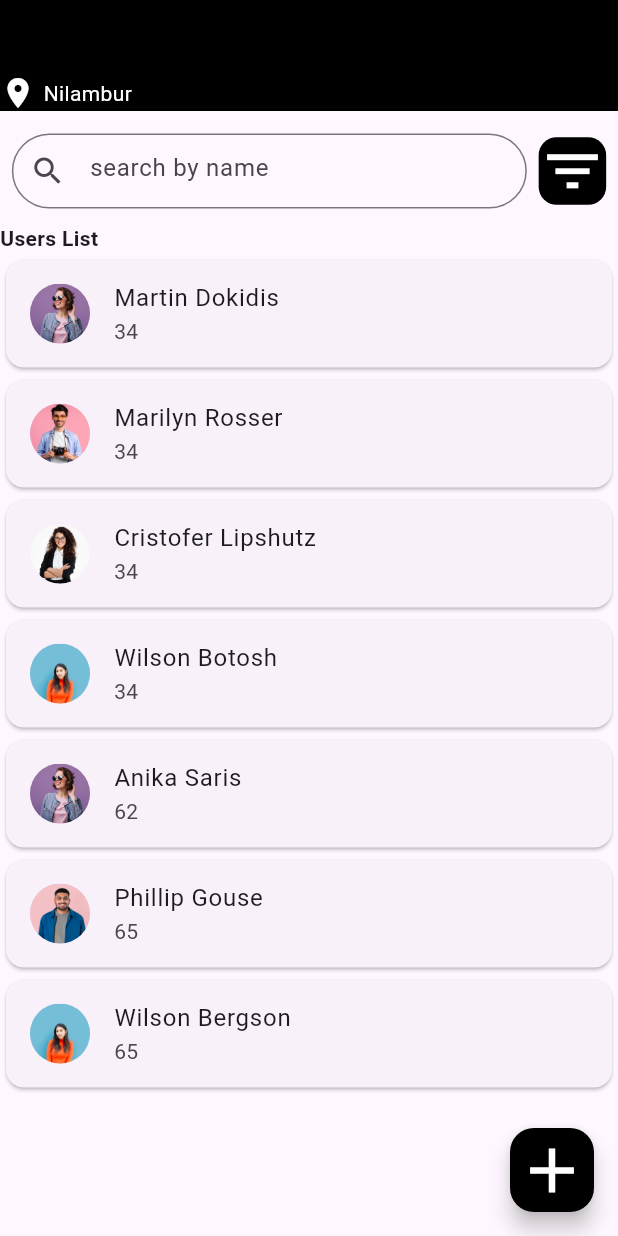
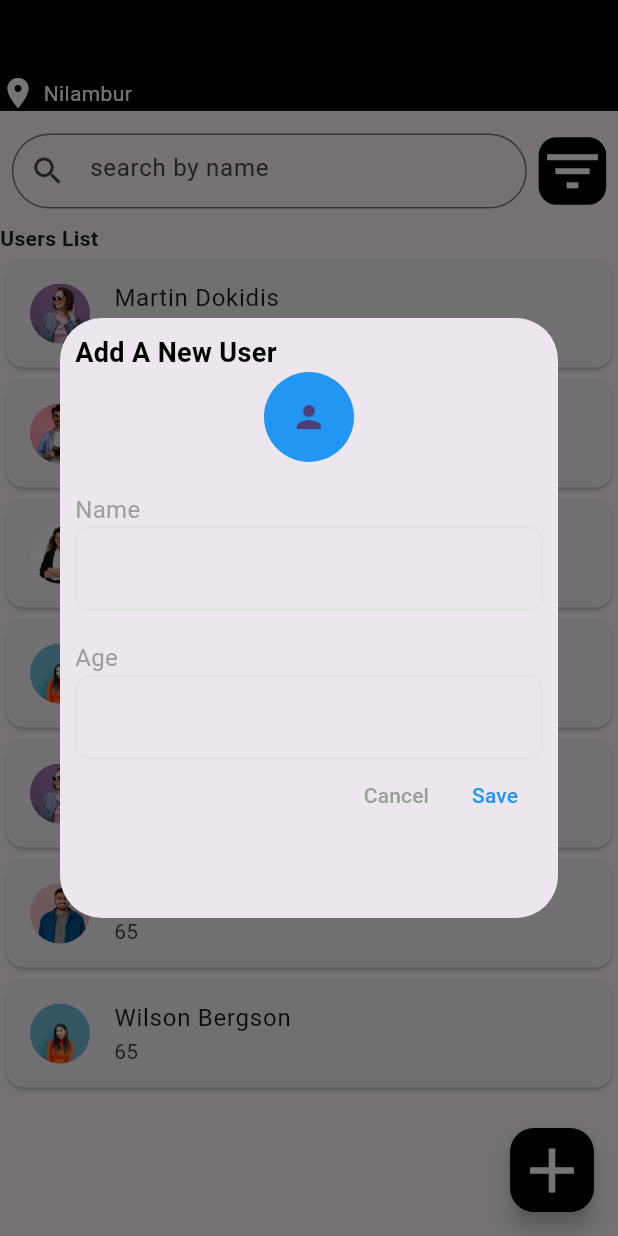
Before and after one commit to ebinantony98/ToatalX_app, a Flutter app: the HomeScreen screen opened directly, after a tap on the "add" icon, on a phone screen of 412 x 824 dp. Run offline on Flutter 3.47's test engine with Material 3 defaults, Android fonts, the phone set to English and light mode, and no system bars; our stand-ins replace image_picker, pin_code_fields.

Commit message:
home screen Sorting Searching Add user

```diff
--- /dev/null
+++ b/lib/view/auth/controller/authcontroller.dart
@@ -0,0 +1,5 @@
+import 'package:flutter/material.dart';
+
+class AuthController extends ChangeNotifier{
+  TextEditingController phoneController = TextEditingController();
+}
--- a/lib/view/auth/view/otp_screen.dart
+++ b/lib/view/auth/view/otp_screen.dart
@@ -2,7 +2,7 @@ import 'dart:async';
 import 'package:flutter/material.dart';
 import 'package:flutter/services.dart';
 import 'package:pin_code_fields/pin_code_fields.dart';
-import 'package:toatlx_machine_test/view/homescreen/home_screen.dart';
+import 'package:toatlx_machine_test/view/homescreen/view/home_screen.dart';
 
 class OtpScreen extends StatefulWidget {
   const OtpScreen({super.key});
--- a/lib/view/homescreen/controller/homecontroller.dart
+++ b/lib/view/homescreen/controller/homecontroller.dart
@@ -1,8 +1,11 @@
 import 'package:flutter/material.dart';
 import 'package:toatlx_machine_test/view/homescreen/models/user_model.dart';
+import 'package:image_picker/image_picker.dart';
+import 'dart:io';
 
 class HomeController extends ChangeNotifier {
   List<User> users = [];
+  String selectedSortingOption = 'All';
 
   Future<void> getAllUsers() async {
     users = [
@@ -36,4 +39,46 @@ class HomeController extends ChangeNotifier {
     ];
     notifyListeners();
   }
+
+  Future<void> selectImage(BuildContext context) async {
+    final picker = ImagePicker();
+    final pickedFile = await picker.pickImage(source: ImageSource.gallery);
+
+    if (pickedFile != null) {
+      // Use the picked image
+      File image = File(pickedFile.path);
+    } else {}
+  }
+
+  bool _isLoading = true;
+  bool get isLoading => _isLoading;
+  set isLoading(bool isLoading) {
+    _isLoading = isLoading;
+    notifyListeners();
+  }
+
+  updateSelection(value) {
+    selectedSortingOption = value ?? "";
+    notifyListeners();
+  }
+
+  TextEditingController textEditingController = TextEditingController();
+  List<User> searchList = [];
+  search(String v) {
+    isLoading = true;
+    if (v.isEmpty) {
+      isLoading = false;
+      searchList = users;
+    }
+    if (v.isNotEmpty) {
+      searchList = [];
+      for (User item in users) {
+        if (item.name.toString().startsWith(v)) {
+          searchList.add(item);
+        }
+      }
+      isLoading = false;
+    }
+    isLoading = false;
+  }
 }
--- a/lib/view/homescreen/home_screen.dart
+++ /dev/null
@@ -1,125 +0,0 @@
-import 'package:flutter/material.dart';
-import 'package:provider/provider.dart';
-import 'package:toatlx_machine_test/view/homescreen/controller/homecontroller.dart';
-
-class HomeScreen extends StatefulWidget {
-  const HomeScreen({super.key});
-
-  @override
-  State<HomeScreen> createState() => _HomeScreenState();
-}
-
-class _HomeScreenState extends State<HomeScreen> {
-  void initState() {
-    super.initState();
-    final controller = Provider.of<HomeController>(context, listen: false);
-    controller.getAllUsers();
-  }
-
-  @override
-  Widget build(BuildContext context) {
-    final controller = context.watch<HomeController>();
-    return Scaffold(
-        body: ListView(
-          shrinkWrap: true,
-          physics: NeverScrollableScrollPhysics(),
-          children: [
-            Container(
-              // height: ,
-              color: Colors.black,
-              child: Column(
-                children: [
-                  SizedBox(
-                    height: 50,
-                  ),
-                  Row(
-                    // crossAxisAlignment: CrossAxisAlignment.start,
-                    children: [
-                      Icon(
-                        Icons.location_on,
-                        color: Colors.white,
-                      ),
-                      SizedBox(
-                        width: 5,
-                      ),
-                      Text(
-                        "Nilambur",
-                        style: TextStyle(color: Colors.white),
-                      )
-                    ],
-                  ),
-                ],
-              ),
-            ),
-            SizedBox(
-              height: 15,
-            ),
-            Row(
-              mainAxisAlignment: MainAxisAlignment.spaceEvenly,
-              children: [
-                SizedBox(
-                  width: MediaQuery.of(context).size.width / 1.2,
-                  height: 50,
-                  child: TextFormField(
-                    decoration: InputDecoration(
-                        hintText: "search by name",
-                        prefixIcon: Icon(Icons.search),
-                        border: OutlineInputBorder(
-                            borderRadius: BorderRadius.circular(30))),
-                  ),
-                ),
-                Container(
-                  decoration: BoxDecoration(
-                      borderRadius: BorderRadius.circular(12),
-                      color: Colors.black),
-                  child: Icon(
-                    Icons.filter_list,
-                    color: Colors.white,
-                    size: 45,
-                  ),
-                ),
-              ],
-            ),
-            SizedBox(
-              height: 10,
-            ),
-            Text(
-              "Users List",
-              style: TextStyle(fontWeight: FontWeight.w700),
-            ),
-            ListView.builder(
-                shrinkWrap: true,
-                itemCount: controller.users.length,
-                itemBuilder: (c, i) {
-                  return Card(
-                    child: ListTile(
-                      title: Text(controller.users[i].name ?? ""),
-                      subtitle: Text(controller.users[i].age.toString()),
-                      // trailing: Wrap(direction: Axis.vertical, children: [
-                      //   Text(time[index]),
-                      //   SizedBox(
-                      //     height: 10,
-                      //   ),
-                      // ]),
-                      leading: CircleAvatar(
-                        backgroundImage:
-                            AssetImage(controller.users[i].image ?? ""),
-                      ),
-                    ),
-                  );
-                }),
-          ],
-        ),
-        floatingActionButton: FloatingActionButton(
-          backgroundColor: Colors.black,
-          onPressed: () {
-
-          },
-          child: Icon(
-            Icons.add,
-            size: 50,
-            color: Colors.white,
-          ),
-        ));
-  }
-}
--- /dev/null
+++ b/lib/view/homescreen/view/home_screen.dart
@@ -0,0 +1,285 @@
+import 'package:flutter/material.dart';
+import 'package:flutter/services.dart';
+import 'package:provider/provider.dart';
+import 'package:toatlx_machine_test/view/homescreen/controller/homecontroller.dart';
+
+class HomeScreen extends StatefulWidget {
+  const HomeScreen({super.key});
+
+  @override
+  State<HomeScreen> createState() => _HomeScreenState();
+}
+
+class _HomeScreenState extends State<HomeScreen> {
+  void initState() {
+    super.initState();
+    final controller = Provider.of<HomeController>(context, listen: false);
+    controller.getAllUsers();
+  }
+
+  @override
+  Widget build(BuildContext context) {
+    final controller = context.watch<HomeController>();
+    return Scaffold(
+        body: ListView(
+          shrinkWrap: true,
+          physics: NeverScrollableScrollPhysics(),
+          children: [
+            Container(
+              // height: ,
+              color: Colors.black,
+              child: Column(
+                children: [
+                  SizedBox(
+                    height: 50,
+                  ),
+                  Row(
+                    // crossAxisAlignment: CrossAxisAlignment.start,
+                    children: [
+                      Icon(
+                        Icons.location_on,
+                        color: Colors.white,
+                      ),
+                      SizedBox(
+                        width: 5,
+                      ),
+                      Text(
+                        "Nilambur",
+                        style: TextStyle(color: Colors.white),
+                      )
+                    ],
+                  ),
+                ],
+              ),
+            ),
+            SizedBox(
+              height: 15,
+            ),
+            Row(
+              mainAxisAlignment: MainAxisAlignment.spaceEvenly,
+              children: [
+                SizedBox(
+                  width: MediaQuery.of(context).size.width / 1.2,
+                  height: 50,
+                  child: TextFormField(
+                    onChanged: (v) {
+                      controller.search(v);
+                    },
+                    controller: controller.textEditingController,
+                    decoration: InputDecoration(
+                        hintText: "search by name",
+                        prefixIcon: Icon(Icons.search),
+                        border: OutlineInputBorder(
+                            borderRadius: BorderRadius.circular(30))),
+                  ),
+                ),
+                InkWell(
+                  child: Container(
+                    decoration: BoxDecoration(
+                        borderRadius: BorderRadius.circular(12),
+                        color: Colors.black),
+                    child: Icon(
+                      Icons.filter_list,
+                      color: Colors.white,
+                      size: 45,
+                    ),
+                  ),
+                  onTap: () {
+                    showDialog(
+                        context: context,
+                        builder: (c) {
+                          return AlertDialog(
+                            title: Text(
+                              'Sort',
+                              style: TextStyle(fontWeight: FontWeight.bold),
+                            ),
+                            content: Column(
+                              mainAxisSize: MainAxisSize.min,
+                              crossAxisAlignment: CrossAxisAlignment.start,
+                              children: <Widget>[
+                                RadioListTile(
+                                  title: Text('All'),
+                                  value: 'All',
+                                  groupValue: controller.selectedSortingOption,
+                                  onChanged: (value) {
+                                    controller.updateSelection(value);
+                                  },
+                                ),
+                                RadioListTile(
+                                  title: Text('Age: Elder'),
+                                  value: 'Age: Elder',
+                                  groupValue: controller.selectedSortingOption,
+                                  onChanged: (value) {
+                                    controller.updateSelection(value);
+                                  },
+                                ),
+                                RadioListTile(
+                                  title: Text('Age: Younger'),
+                                  value: 'Age: Younger',
+                                  groupValue: controller.selectedSortingOption,
+                                  onChanged: (value) {
+                                    controller.updateSelection(value);
+                                  },
+                                ),
+                              ],
+                            ),
+                          );
+                        });
+                  },
+                ),
+              ],
+            ),
+            SizedBox(
+              height: 10,
+            ),
+            Text(
+              "Users List",
+              style: TextStyle(fontWeight: FontWeight.w700),
+            ),
+            controller.textEditingController.text.isNotEmpty &&
+                    controller.searchList.length == 0
+                ? Center(
+                    child: Text("No data"),
+                  )
+                : ListView.builder(
+                    shrinkWrap: true,
+                    itemCount: controller.textEditingController.text.isNotEmpty
+                        ? controller.searchList.length
+                        : controller.users.length,
+                    itemBuilder: (c, i) {
+                      return Card(
+                        child: ListTile(
+                          title: Text(controller.users[i].name ?? ""),
+                          subtitle: Text(controller.users[i].age.toString()),
+                          leading: CircleAvatar(
+                            backgroundImage:
+                                AssetImage(controller.users[i].image ?? ""),
+                          ),
+                        ),
+                      );
+                    })
+          ],
+        ),
+        floatingActionButton: FloatingActionButton(
+          backgroundColor: Colors.black,
+          onPressed: () {
+            showDialog(
+                context: context,
+                builder: (c) => Dialog(
+                      child: Container(
+                        height: 400,
+                        padding: EdgeInsets.all(10),
+                        child: Column(
+                          crossAxisAlignment: CrossAxisAlignment.start,
+                          children: [
+                            Text(
+                              "Add A New User",
+                              style: TextStyle(
+                                fontWeight: FontWeight.bold,
+                                color: Colors.black,
+                                fontSize: 18,
+                              ),
+                            ),
+                            Center(
+                              child: InkWell(
+                                child: CircleAvatar(
+                                    radius: 30,
+                                    backgroundColor: Colors.blue,
+                                    child: Icon(Icons.person)),
+                                onTap: () async {
+                                  await controller.selectImage(c);
+                                },
+                              ),
+                            ),
+                            SizedBox(
+                              height: 20,
+                            ),
+                            Text(
+                              'Name',
+                              style:
+                                  TextStyle(fontSize: 16, color: Colors.grey),
+                            ),
+                            Container(
+                              width: MediaQuery.of(context).size.width,
+                              decoration: BoxDecoration(
+                                  borderRadius: BorderRadius.circular(10),
+                                  border:
+                                      Border.all(color: Colors.grey.shade300)),
+                              child: TextFormField(
+                                decoration: const InputDecoration(
+                                  border: InputBorder.none,
+                                  contentPadding: EdgeInsets.all(15),
+                                ),
+                              ),
+                            ),
+                            SizedBox(
+                              height: 20,
+                            ),
+                            Text(
+                              'Age',
+                              style:
+                                  TextStyle(fontSize: 16, color: Colors.grey),
+                            ),
+                            Container(
+                              width: MediaQuery.of(context).size.width,
+                              decoration: BoxDecoration(
+                                  borderRadius: BorderRadius.circular(10),
+                                  border:
+                                      Border.all(color: Colors.grey.shade300)),
+                              child: TextFormField(
+                                keyboardType: TextInputType.phone,
+                                inputFormatters: [
+                                  FilteringTextInputFormatter.digitsOnly
+                                ],
+                                decoration: const InputDecoration(
+                                  border: InputBorder.none,
+                                  contentPadding: EdgeInsets.all(15),
+                                ),
+                              ),
+                            ),
+                            Row(
+                              crossAxisAlignment: CrossAxisAlignment.end,
+                              mainAxisAlignment: MainAxisAlignment.end,
+                              children: [
+                                TextButton(
+                                  style: ButtonStyle(
+                                    foregroundColor:
+                                        MaterialStateProperty.all(Colors.grey),
+                                  ),
+                                  onPressed: () {
+                                    Navigator.of(context)
+                                        .pop(); // Close the dialog
+                                  },
+                                  child: Text('Cancel'),
+                                ),
+                                TextButton(
+                                  style: ButtonStyle(
+                                    foregroundColor:
+                                        MaterialStateProperty.all(Colors.blue),
+                                  ),
+                                  onPressed: () {
+                                    ScaffoldMessenger.of(context).showSnackBar(
+                                      SnackBar(
+                                        content:
+                                            Text('User added successfully!'),
+                                      ),
+                                    );
+                                    Navigator.of(context).pop();
+                                  },
+                                  child: Text('Save'),
+                                ),
+                              ],
+                            )
+                          ],
+                        ),
+                      ),
+                    ));
+          },
+          child: Icon(
+            Icons.add,
+            size: 50,
+            color: Colors.white,
+          ),
+        ));
+  }
+}
--- a/pubspec.yaml
+++ b/pubspec.yaml
@@ -38,6 +38,7 @@ dependencies:
   flutter_svg: ^2.0.10+1
   provider: ^6.1.2
   pin_code_fields: ^8.0.1
+  image_picker: ^1.1.1
 
 dev_dependencies:
   flutter_test:
```
Also changed, not shown: pubspec.lock, 5 other files.
